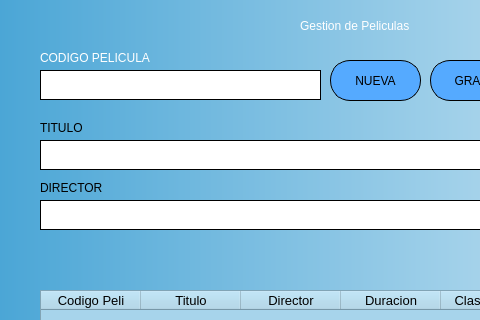
Above: Vistas/CRUDPeli.ui from neoengelus/cinemar before the change; both pictures show x 0 to 480 and y 0 to 320 of the 966 by 723 pixel window. Below: the same form after it.
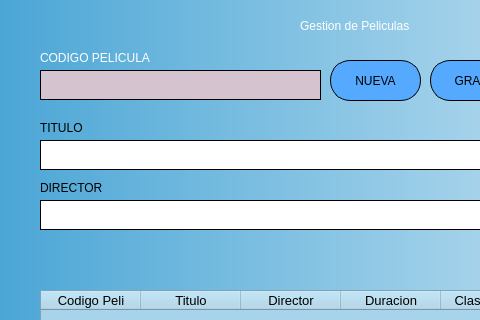
That is the form after the change.

Commit message: crudpeli al 95%

Diff of the .ui file:
```diff
--- a/Vistas/CRUDPeli.ui
+++ b/Vistas/CRUDPeli.ui
@@ -198,7 +198,7 @@
    </widget>
    <widget class="QLineEdit" name="boxIdpeli">
     <property name="enabled">
-     <bool>true</bool>
+     <bool>false</bool>
     </property>
     <property name="geometry">
      <rect>
@@ -221,7 +221,8 @@
      <string notr="true">border-radius:20px;
 font: 14pt &quot;MS Shell Dlg 2&quot;;
 border: 1px solid black;
-color: rgb(0, 170, 255)</string>
+color: rgb(0, 170, 255);
+background-color:rgb(213, 196, 208)</string>
     </property>
     <property name="text">
      <string/>
```
Left out of the diff: 4 changed lines with no effect on the pictures. The commit also changes 2 other files.
